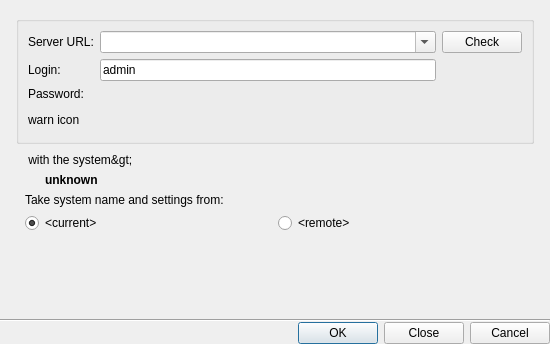
Before: the Qt Designer form vms/client/nx_vms_client_desktop/src/nx/vms/client/desktop/ui/dialogs/merge_systems_dialog.ui in networkoptix/nx_open, drawn with Qt 5.
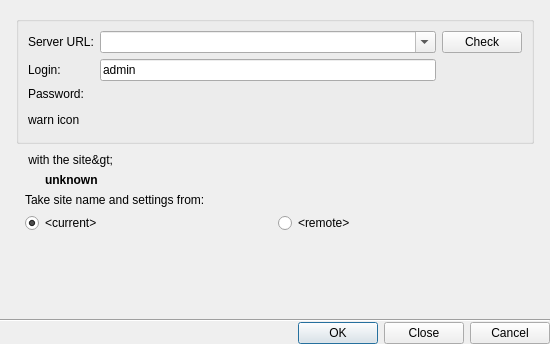
After: the same form once the commit is applied. Custom widgets are drawn as their Qt base class.

Commit message: VMS-42357: Rename system to site

Diff of the .ui file:
```diff
--- a/vms/client/nx_vms_client_desktop/src/nx/vms/client/desktop/ui/dialogs/merge_systems_dialog.ui
+++ b/vms/client/nx_vms_client_desktop/src/nx/vms/client/desktop/ui/dialogs/merge_systems_dialog.ui
@@ -189,7 +189,7 @@
         <item>
          <widget class="QLabel" name="currentSystemLabel">
           <property name="text">
-           <string notr="true">&lt;You are about to merge the current system &lt;system name&gt; with the system&gt;</string>
+           <string notr="true">&lt;You are about to merge the current site &lt;system name&gt; with the site&gt;</string>
           </property>
          </widget>
         </item>
@@ -212,7 +212,7 @@
         <item>
          <widget class="QLabel" name="newSystemLabel">
           <property name="text">
-           <string>Take system name and settings from:</string>
+           <string>Take site name and settings from:</string>
           </property>
          </widget>
         </item>
```
Left out of the diff: 2 changed lines with no effect on the pictures. The commit also changes 92 other files.
